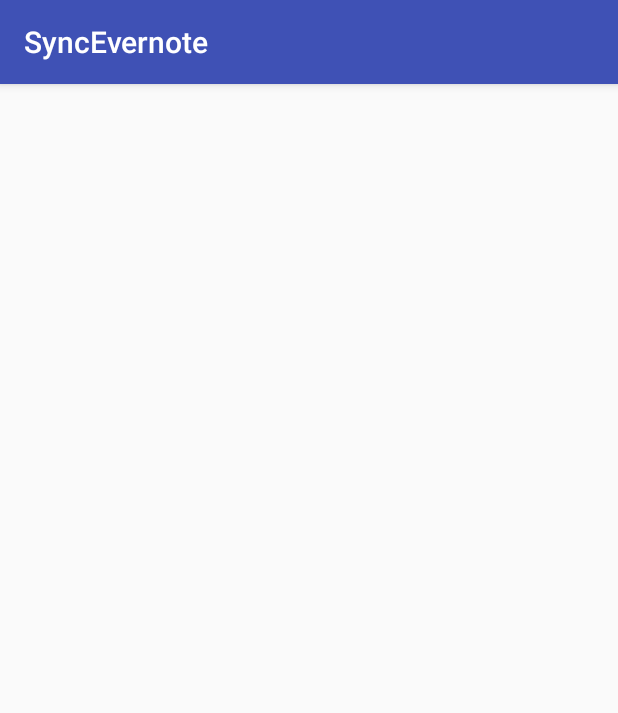
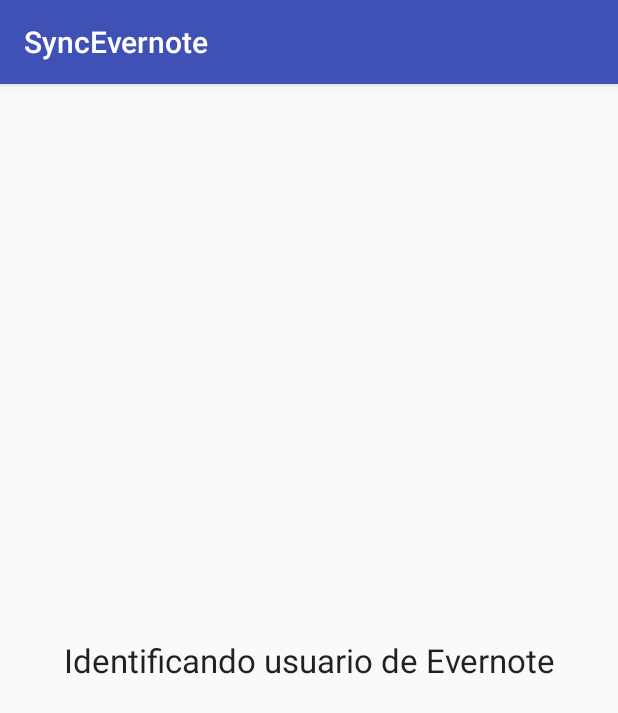
Before and after one commit to jccarrillocodes/SyncEvernote, an Android app: the screen it shows after launch (MainActivity), on a phone screen of 412 x 824 dp. Shown: the top 713 px of the screen. Run offline under Robolectric (Android 15) with nearby library versions, the phone set to English and light mode, and no system bars; libraries missing offline, so code that uses them is left out: com.evernote.client, org.scribe.exceptions; 2 statements that could not run were skipped.

Commit message:
Gestión de inicio de sesión Evernote

```diff
--- a/app/src/main/java/com/jccarrillo/syncevernote/activity/MainActivity.java
+++ b/app/src/main/java/com/jccarrillo/syncevernote/activity/MainActivity.java
@@ -12,6 +12,7 @@ import android.view.MenuInflater;
 import android.view.MenuItem;
 
 import com.jccarrillo.syncevernote.R;
+import com.jccarrillo.syncevernote.fragment.LoginFragment;
 
 public class MainActivity extends AppCompatActivity {
 
@@ -24,6 +25,8 @@ public class MainActivity extends AppCompatActivity {
         super.onCreate(savedInstanceState);
         setContentView(R.layout.activity_main);
 
+        if( savedInstanceState == null )
+            showLoginFragment();
     }
 
     @Override
@@ -67,7 +70,11 @@ public class MainActivity extends AppCompatActivity {
     @Override
     protected void onActivityResult(int requestCode, int resultCode, Intent data) {
         if( mFragment != null )
-            mFragment.onActivityResult(requestCode,resultCode,data);
+            mFragment.onActivityResult(requestCode, resultCode, data);
         super.onActivityResult(requestCode, resultCode, data);
     }
+
+    public void showLoginFragment(){
+        navigateToFragment(new LoginFragment(),false);
+    }
 }
--- /dev/null
+++ b/app/src/main/java/com/jccarrillo/syncevernote/fragment/LoginFragment.java
@@ -0,0 +1,89 @@
+package com.jccarrillo.syncevernote.fragment;
+
+import android.app.Activity;
+import android.content.Context;
+import android.content.Intent;
+import android.os.Bundle;
+import android.support.annotation.Nullable;
+import android.support.v4.app.Fragment;
+import android.view.LayoutInflater;
+import android.view.View;
+import android.view.ViewGroup;
+import android.widget.Button;
+
+import com.evernote.client.android.EvernoteSession;
+import com.jccarrillo.syncevernote.R;
+import com.jccarrillo.syncevernote.activity.MainActivity;
+import com.jccarrillo.syncevernote.manager.EvernoteSessionManager;
+
+/**
+ * Created by Juan Carlos on 29/10/2015.
+ */
+public class LoginFragment extends Fragment {
+
+    private static final int REQUEST_CODE_LOGIN2 = 131930;
+    private View mTextInitial;
+    private View mTextFail;
+    private Button mButtonRetry;
+
+    @Nullable
+    @Override
+    public View onCreateView(LayoutInflater inflater, ViewGroup container, Bundle savedInstanceState) {
+        return inflater.inflate(R.layout.fragment_login, container, false );
+    }
+
+    @Override
+    public void onViewCreated(View view, @Nullable Bundle savedInstanceState) {
+        super.onViewCreated(view, savedInstanceState);
+        initialize(view);
+        linkListeners();
+        everNoteLogin();
+    }
+
+    private void initialize( View view ){
+        setRetainInstance(true);
+
+        mTextInitial = view.findViewById(R.id.textViewInitialText);
+        mTextFail = view.findViewById(R.id.linearLayout1);
+        mButtonRetry = (Button) view.findViewById(R.id.buttonRetryLogin);
+
+        ((MainActivity)getActivity()).setupMenu(false,false);
+    }
+
+    private void linkListeners(){
+        mButtonRetry.setOnClickListener(onButtonRetryClicked);
+    }
+
+    private View.OnClickListener onButtonRetryClicked = new View.OnClickListener(){
+
+        @Override
+        public void onClick(View v) {
+            everNoteLogin();
+        }
+    };
+
+    private void everNoteLogin(){
+        if( EvernoteSessionManager.getSession().isLoggedIn() ){
+
+        } else
+            EvernoteSessionManager.getSession().authenticate(getActivity());
+    }
+
+    @Override
+    public void onActivityResult(int requestCode, int resultCode, Intent data) {
+        if( requestCode == REQUEST_CODE_LOGIN2 )
+            resultCode = EvernoteSessionManager.getSession().isLoggedIn() ? Activity.RESULT_OK : Activity.RESULT_CANCELED;
+
+        if( requestCode == EvernoteSession.REQUEST_CODE_LOGIN ||
+                requestCode == REQUEST_CODE_LOGIN2 ){
+            if( resultCode == Activity.RESULT_OK ){
+                // Si el activity de EverNote no está bien implementado, puede causar un loop entre Activity
+                everNoteLogin();
+            } else {
+                mTextFail.setVisibility(View.VISIBLE);
+                mTextInitial.setVisibility(View.GONE);
+            }
+        } else
+            super.onActivityResult(requestCode, resultCode, data);
+    }
+}
--- /dev/null
+++ b/app/src/main/res/layout/fragment_login.xml
@@ -0,0 +1,39 @@
+<?xml version="1.0" encoding="utf-8"?>
+<FrameLayout
+    xmlns:android="http://schemas.android.com/apk/res/android"
+    android:layout_width="match_parent"
+    android:layout_height="match_parent"
+    android:padding="@dimen/activity_horizontal_margin">
+
+    <TextView
+        android:layout_width="wrap_content"
+        android:layout_height="wrap_content"
+        android:textAppearance="?android:attr/textAppearanceLarge"
+        android:text="@string/login_access"
+        android:id="@+id/textViewInitialText"
+        android:layout_gravity="center"
+        android:gravity="center" />
+
+    <LinearLayout
+        android:orientation="vertical"
+        android:layout_width="match_parent"
+        android:layout_height="match_parent"
+        android:layout_gravity="center"
+        android:gravity="center"
+        android:id="@+id/linearLayout1"
+        android:visibility="gone">
+
+        <TextView
+            android:layout_width="wrap_content"
+            android:layout_height="wrap_content"
+            android:textAppearance="?android:attr/textAppearanceLarge"
+            android:text="@string/login_needed_account"
+            android:gravity="center" />
+
+        <Button
+            android:layout_width="wrap_content"
+            android:layout_height="wrap_content"
+            android:text="@string/try_again"
+            android:id="@+id/buttonRetryLogin" />
+    </LinearLayout>
+</FrameLayout>
--- a/app/src/main/res/values/strings.xml
+++ b/app/src/main/res/values/strings.xml
@@ -4,5 +4,8 @@
     <string name="addnote">Guardar nota</string>
     <string name="refresh">Refrescar</string>
     <string name="bad_credentials">Credenciales incorrectas</string>
+    <string name="login_access">Identificando usuario de Evernote</string>
+    <string name="login_needed_account">Es necesario tener cuenta de EverNote</string>
+    <string name="try_again">Volver a intentar</string>
 
 </resources>
```
Also changed, not shown: app/src/main/res/mipmap-hdpi/ic_fab_add.png (added), app/src/main/res/mipmap-mdpi/ic_fab_add.png (added), app/src/main/res/mipmap-xhdpi/ic_fab_add.png (added), app/src/main/res/mipmap-xxhdpi/ic_fab_add.png (added), app/src/main/res/mipmap-xxxhdpi/ic_fab_add.png (added).
